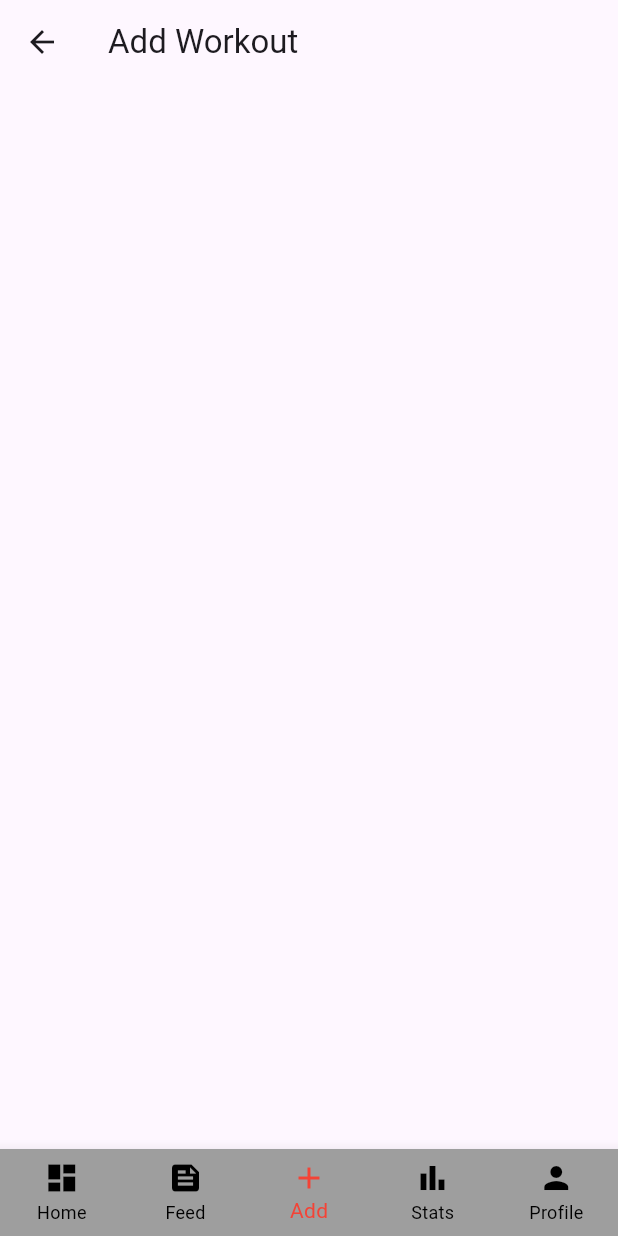
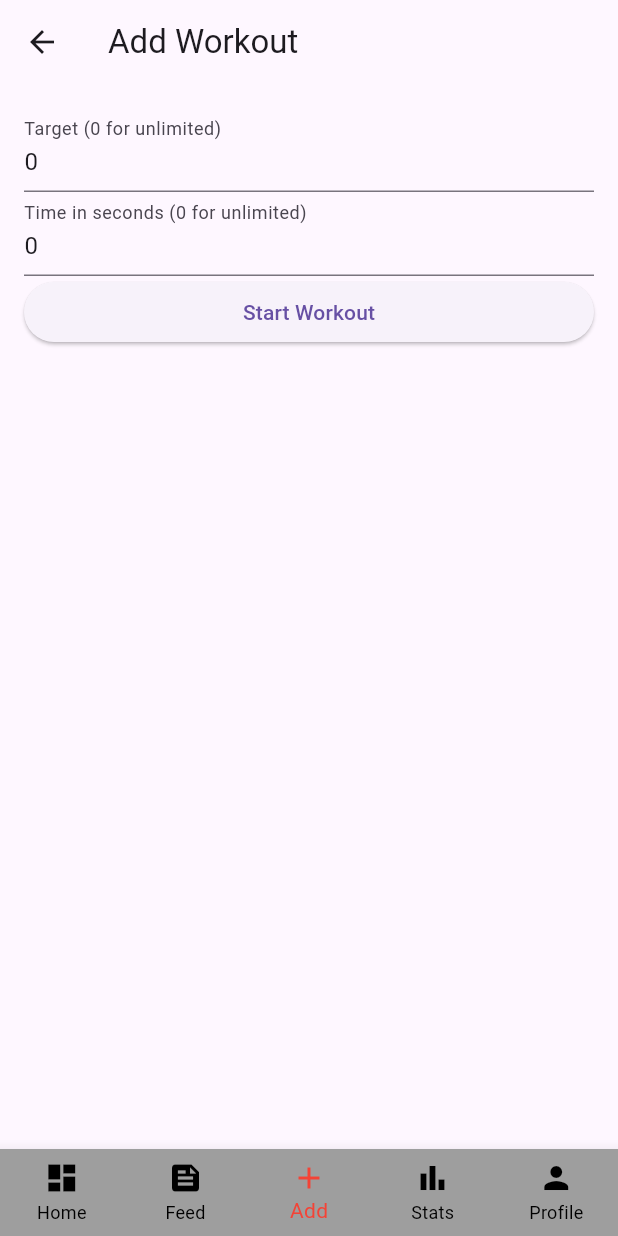
Before and after one commit to rocklyve/workout-counter, a Flutter app: the AddWorkoutPage screen opened by its route, on a phone screen of 412 x 824 dp. Run offline on Flutter 3.47's test engine with Material 3 defaults, Android fonts, the phone set to English and light mode, and no system bars; our stand-ins replace auto_route, equatable, fl_chart, flutter_bloc, freezed_annotation, tuple; missing offline and left inert: flutter_reactive_ble, reactive_ble_platform_interface.

Commit message:
Add workout content page

```diff
--- a/workout_counter/lib/domain/blocs/bluetoothConnector/bluetooth_connection_cubit.dart
+++ b/workout_counter/lib/domain/blocs/bluetoothConnector/bluetooth_connection_cubit.dart
@@ -58,6 +58,10 @@ class BluetoothConnectionCubit extends Cubit<bluetoothConnectionState.BluetoothC
         if (update.connectionState == DeviceConnectionState.connected ||
             update.connectionState == DeviceConnectionState.connecting) {
           _discoverServices(deviceId);
+        }
+
+        if (update.connectionState == DeviceConnectionState.disconnected) {
+          emit(const BluetoothConnectionState.disconnected());
         }
       },
       onError: (error) {
--- a/workout_counter/lib/routing/router.dart
+++ b/workout_counter/lib/routing/router.dart
@@ -1,7 +1,9 @@
 import 'package:auto_route/auto_route.dart';
+import 'package:workout_counter/ui/pages/workout_tracker.dart';
 
 import '../ui/pages/add_workout_page.dart';
 import '../ui/pages/base_page.dart';
+import '../ui/pages/bluetooth_connection_page.dart';
 import '../ui/pages/feed_page.dart';
 import '../ui/pages/home_page.dart';
 import '../ui/pages/profile_page.dart';
@@ -20,7 +22,7 @@ class AppRouter extends _$AppRouter {
           children: [
             AutoRoute(
               page: HomeRoute.page,
-              path: 'dashboard',
+              path: 'home',
             ),
             AutoRoute(
               page: FeedRoute.page,
@@ -40,6 +42,22 @@ class AppRouter extends _$AppRouter {
             ),
           ],
         ),
+        AutoRoute(
+          page: BluetoothConnectionRoute.page,
+          path: '/home/bluetooth_connection',
+          fullscreenDialog: true,
+          meta: const <String, dynamic>{
+            'bottomNavBarHidden': true,
+          },
+        ),
+        AutoRoute(
+          page: WorkoutTrackerRoute.page,
+          path: '/add_workout/workout_tracker',
+          fullscreenDialog: true,
+          meta: const <String, dynamic>{
+            'bottomNavBarHidden': true,
+          },
+        ),
         RedirectRoute(
           path: '*',
           redirectTo: '/',
--- a/workout_counter/lib/ui/pages/add_workout_page.dart
+++ b/workout_counter/lib/ui/pages/add_workout_page.dart
@@ -1,5 +1,10 @@
 import 'package:auto_route/auto_route.dart';
 import 'package:flutter/material.dart';
+import 'package:flutter_bloc/flutter_bloc.dart';
+import 'package:workout_counter/routing/router.dart';
+
+import '../../domain/blocs/bluetoothConnector/bluetooth_connection_cubit.dart';
+import '../../domain/blocs/bluetoothConnector/bluetooth_connection_state.dart';
 
 @RoutePage()
 class AddWorkoutPage extends StatefulWidget {
@@ -15,11 +20,57 @@ class _AddWorkoutPageState extends State<AddWorkoutPage> {
     super.dispose();
   }
 
+  final _formKey = GlobalKey<FormState>();
+  String _workoutType = "Pushups";
+  int _target = 0;
+  int _time = 0;
+
+  void _startWorkout() {
+    if (_formKey.currentState!.validate()) {
+      _formKey.currentState!.save();
+
+      var bleState = context.read<BluetoothConnectionCubit>().state;
+      if (bleState is BluetoothConnectionStateConnected || bleState is BluetoothConnectionStateDataReceived) {
+        print('Starting workout with type $_workoutType, target $_target, time $_time');
+        context.router.push(const WorkoutTrackerRoute());
+      } else {
+        print('Bluetooth connection not active. Opening connection page.');
+        context.router.push(const BluetoothConnectionRoute());
+      }
+    }
+  }
+
   @override
   Widget build(BuildContext context) {
     return Scaffold(
       appBar: AppBar(title: const Text('Add Workout')),
-      body: Container(),
+      body: Form(
+        key: _formKey,
+        child: Padding(
+          padding: const EdgeInsets.all(16.0),
+          child: Column(
+            crossAxisAlignment: CrossAxisAlignment.stretch,
+            children: [
+              TextFormField(
+                decoration: const InputDecoration(labelText: 'Target (0 for unlimited)'),
+                keyboardType: TextInputType.number,
+                initialValue: '0',
+                onSaved: (value) => _target = int.parse(value ?? '0'),
+              ),
+              TextFormField(
+                decoration: const InputDecoration(labelText: 'Time in seconds (0 for unlimited)'),
+                keyboardType: TextInputType.number,
+                initialValue: '0',
+                onSaved: (value) => _time = int.parse(value ?? '0'),
+              ),
+              ElevatedButton(
+                onPressed: _startWorkout,
+                child: const Text('Start Workout'),
+              ),
+            ],
+          ),
+        ),
+      ),
     );
   }
 }
```
Also changed, not shown: workout_counter/lib/ui/pages/bluetooth_connection_page.dart (+11 -7 lines), workout_counter/lib/ui/pages/home_page.dart (+8 -7 lines), workout_counter/lib/ui/pages/workout_tracker.dart (added, +39 -0 lines), workout_counter/lib/domain/blocs/workoutTracker/workout_tracker_cubit.dart (added), workout_counter/lib/domain/blocs/workoutTracker/workout_tracker_state.dart (added), workout_counter/lib/routing/router.gr.dart, 1 other file.
